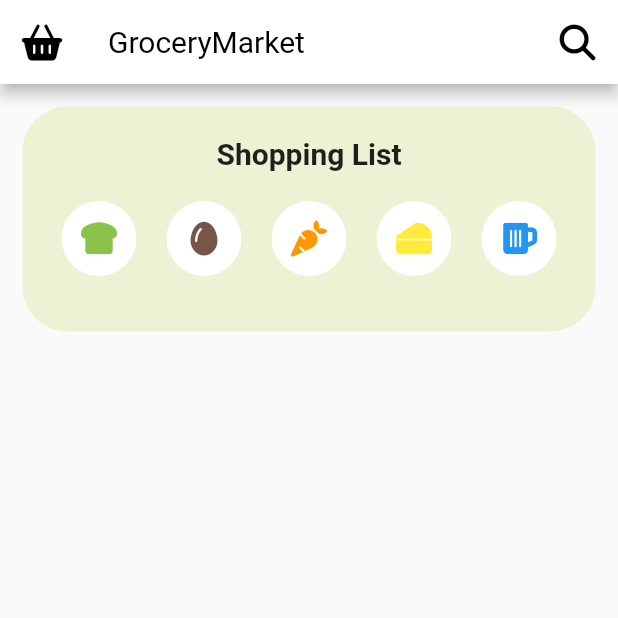
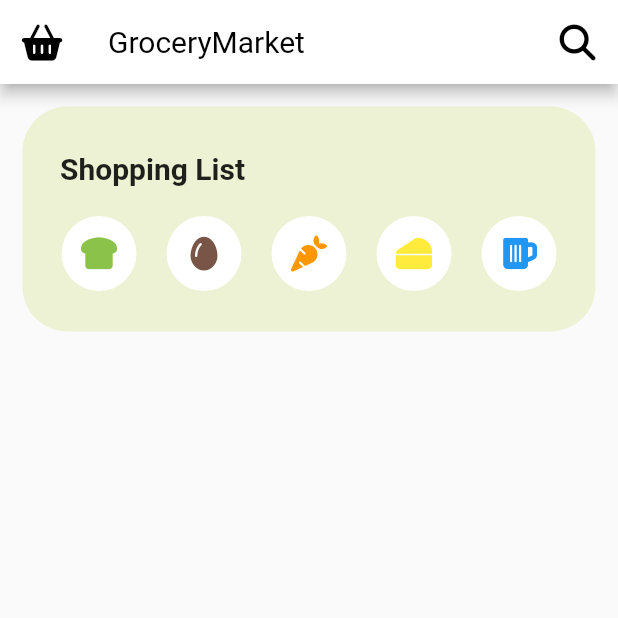
Before and after one commit to Assamapong/grocery_market, a Flutter app: the screen it shows after launch, on a phone screen of 412 x 824 dp, the top half of it. Run offline on Flutter 3.47's test engine with Material 2 defaults, Android fonts, the phone set to English and light mode, and no system bars; our stand-ins replace font_awesome_flutter.

Commit message:
adjust alignment of word shopping list

```diff
--- a/lib/screens/home_page.dart
+++ b/lib/screens/home_page.dart
@@ -45,12 +45,21 @@ class HomeScreen extends StatelessWidget {
                     child: Column(
                       children: [
                         SizedBox(
-                          height: 20,
+                          height: 30,
                         ),
-                        Text(
-                          'Shopping List',
-                          style: TextStyle(
-                              fontSize: 20, fontWeight: FontWeight.bold),
+                        Padding(
+                          padding: EdgeInsets.only(left: 25.0),
+                          child: Row(
+                            children: [
+                              Text(
+                                'Shopping List',
+                                style: TextStyle(
+                                  fontSize: 20,
+                                  fontWeight: FontWeight.bold,
+                                ),
+                              ),
+                            ],
+                          ),
                         ),
                         SizedBox(
                           height: 20,
```
